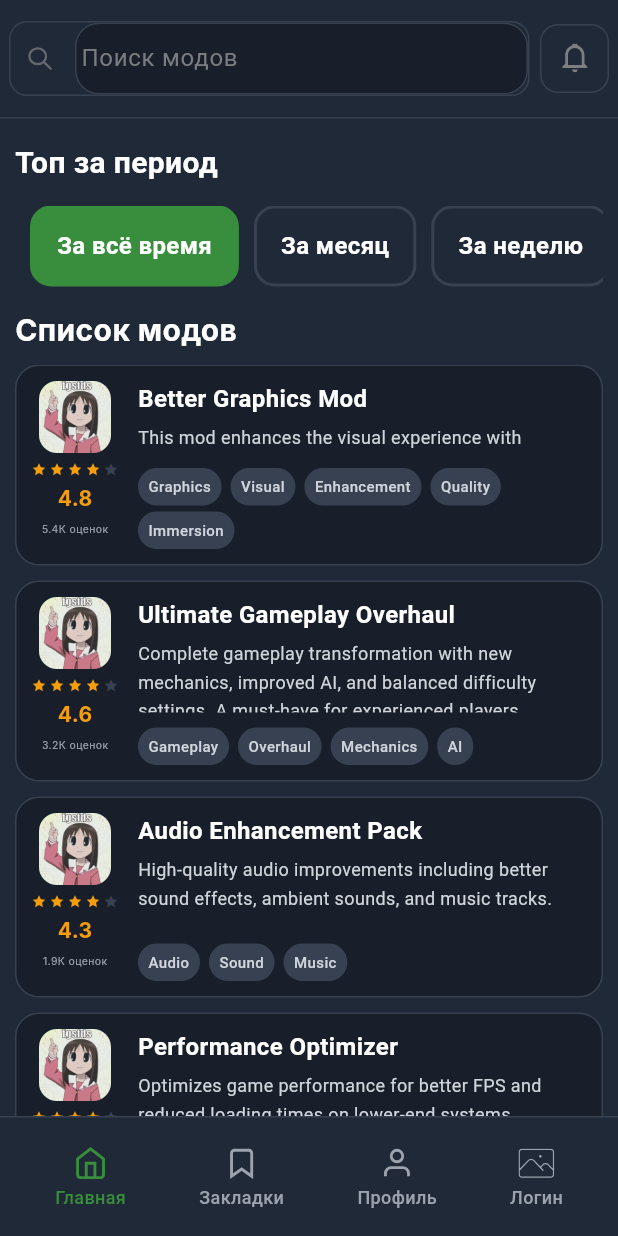
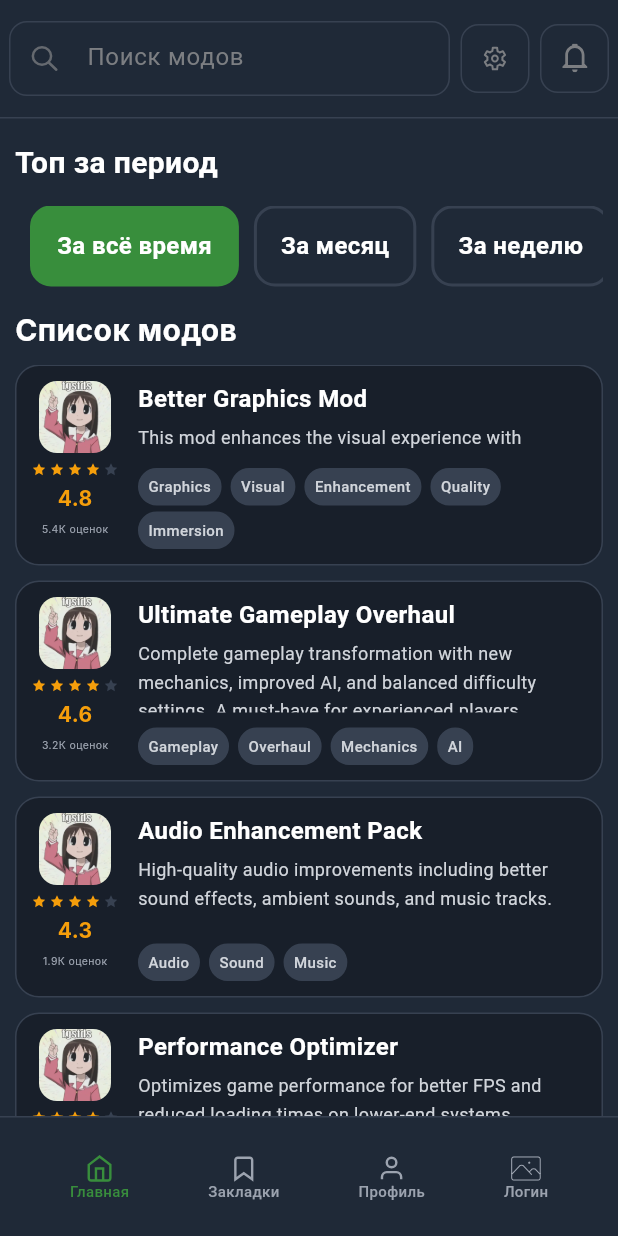
Before and after one commit to esclient/mobile-app, a Flutter app: the screen it shows after launch, on a phone screen of 412 x 824 dp. Run offline on Flutter 3.47's test engine with Material 3 defaults, Android fonts, the phone set to English and light mode, and no system bars; our stand-ins replace flutter_svg, graphql_flutter; network calls fail; Roboto replaces fonts that are missing (Inter).

Commit message:
Правки экрана с модами

```diff
--- a/lib/components/interactive_widgets.dart
+++ b/lib/components/interactive_widgets.dart
@@ -32,6 +32,7 @@ class InteractiveSearchBar extends StatefulWidget {
 final String placeholder;
 final ValueChanged<String>? onSearchPressed;
 final VoidCallback? onFilterPressed;
+final VoidCallback? onSettingsPressed;
 final VoidCallback? onNotificationPressed;
   final String? searchQuery;
 
@@ -40,6 +41,7 @@ class InteractiveSearchBar extends StatefulWidget {
 this.placeholder = 'Поиск модов',
 this.onSearchPressed,
 this.onFilterPressed,
+this.onSettingsPressed,
   this.onNotificationPressed,
     this.searchQuery,
 });
@@ -51,6 +53,7 @@ class InteractiveSearchBar extends StatefulWidget {
 class _InteractiveSearchBarState extends State<InteractiveSearchBar> {
 bool _isSearchFocused = false;
 bool _isFilterHovered = false;
+bool _isSettingsHovered = false;
   bool _isNotificationHovered = false;
 late TextEditingController _searchController;
 late FocusNode _searchFocusNode;
@@ -80,30 +83,10 @@ class _InteractiveSearchBarState extends State<InteractiveSearchBar> {
 padding: const EdgeInsets.symmetric(horizontal: 6, vertical: 14),
 child: Row(
 children: [
-          // Search Input
+// Search Input with integrated search icon
 Expanded(
-            child: AnimatedContainer(
-              duration: const Duration(milliseconds: 200),
+child: SizedBox(
 height: 50,
-              decoration: BoxDecoration(
-                borderRadius: BorderRadius.circular(12),
-                border: Border.all(
-                  color: _isSearchFocused
-                      ? const Color(0xFF388E3C)
-                      : const Color(0xFF374151),
-                  width: 1,
-                ),
-              ),
-              child: Row(
-                children: [
-                  const SizedBox(width: 10),
-                  SvgIcon(
-                    assetPath: 'lib/icons/main/Search.svg',
-                    size: 20,
-                    color: const Color(0xBF9B9B9B),
-                  ),
-                  const SizedBox(width: 13),
-                  Expanded(
 child: TextField(
 controller: _searchController,
 focusNode: _searchFocusNode,
@@ -121,19 +104,48 @@ class _InteractiveSearchBarState extends State<InteractiveSearchBar> {
   fontFamily: 'Roboto',
   fontWeight: FontWeight.w400,
 ),
-                        border: InputBorder.none,
-                        contentPadding: EdgeInsets.zero,
+prefixIcon: Padding(
+padding: const EdgeInsets.all(13.0),
+child: SvgIcon(
+assetPath: 'lib/icons/main/Search.svg',
+size: 20,
+color: const Color(0xBF9B9B9B),
+),
+),
+border: OutlineInputBorder(
+borderRadius: BorderRadius.circular(12),
+borderSide: const BorderSide(
+color: Color(0xFF374151),
+width: 1,
+),
+),
+enabledBorder: OutlineInputBorder(
+borderRadius: BorderRadius.circular(12),
+borderSide: const BorderSide(
+color: Color(0xFF374151),
+width: 1,
+),
+),
+focusedBorder: OutlineInputBorder(
+borderRadius: BorderRadius.circular(12),
+borderSide: const BorderSide(
+color: Color(0xFF388E3C),
+width: 1,
+),
+),
+  contentPadding: const EdgeInsets.symmetric(
+      horizontal: 16,
+        vertical: 14,
+        ),
+        fillColor: Colors.transparent,
+        filled: true,
       ),
     onSubmitted: (value) {
       widget.onSearchPressed?.call(value);
-                        _searchFocusNode.unfocus();
     },
 onChanged: (value) {
 // Можно добавить живой поиск здесь если нужно
 },
-                    ),
-                  ),
-                ],
 ),
 ),
 ),
@@ -150,11 +162,20 @@ class _InteractiveSearchBarState extends State<InteractiveSearchBar> {
               isHovered: _isFilterHovered,
             onHoverChanged: (hovered) => setState(() => _isFilterHovered = hovered),
             onPressed: widget.onFilterPressed,
-                        icon: 'lib/icons/main/Gear.svg',
+            icon: 'lib/icons/main/Filter.svg',
           ),
           ],
           )
           : null,
+      ),
+
+          // Settings button - always visible
+          const SizedBox(width: 7),
+          _buildActionButton(
+            isHovered: _isSettingsHovered,
+            onHoverChanged: (hovered) => setState(() => _isSettingsHovered = hovered),
+            onPressed: widget.onSettingsPressed,
+            icon: 'lib/icons/main/Gear.svg',
           ),
 
           // Notification button - always visible
@@ -395,28 +416,30 @@ class _BottomNavItemState extends State<BottomNavItem> {
       onTapCancel: () => setState(() => _isPressed = false),
       onTap: widget.onPressed,
       child: Container(
-        padding: const EdgeInsets.symmetric(horizontal: 12, vertical: 8),
+        padding: const EdgeInsets.symmetric(horizontal: 6, vertical: 2),
         child: Column(
           mainAxisSize: MainAxisSize.min,
           mainAxisAlignment: MainAxisAlignment.center,
           children: [
             SvgIcon(
               assetPath: widget.iconPath,
-              size: 24,
+              size: 20,
               color: color,
             ),
-            const SizedBox(height: 4),
-            Text(
+            const SizedBox(height: 1),
+            Flexible(
+              child: Text(
                 widget.label,
                 textAlign: TextAlign.center,
                 maxLines: 1,
                 overflow: TextOverflow.ellipsis,
                 style: TextStyle(
                   color: color,
-                fontSize: 12,
+                  fontSize: 10,
                   fontFamily: 'Roboto',
                   fontWeight: FontWeight.w500,
-                height: 1.2,
+                  height: 1.0,
+                ),
               ),
             ),
           ],
--- a/lib/pages/mods_list_page.dart
+++ b/lib/pages/mods_list_page.dart
@@ -120,6 +120,15 @@ class _ModsListPageState extends State<ModsListPage> with TickerProviderStateMix
                   ScaffoldMessenger.of(context).showSnackBar(
                     const SnackBar(
                       content: Text('Фильтры пока не реализованы'),
+                      duration: Duration(seconds: 2),
+                      backgroundColor: Color(0xFF388E3C),
+                    ),
+                  );
+                },
+                onSettingsPressed: () {
+                  ScaffoldMessenger.of(context).showSnackBar(
+                    const SnackBar(
+                      content: Text('Настройки пока не реализованы'),
                       duration: Duration(seconds: 2),
                       backgroundColor: Color(0xFF388E3C),
                     ),
```
Also changed, not shown: lib/icons/main/Filter.svg (added). Lines whose indentation alone changed are shown as unchanged.
